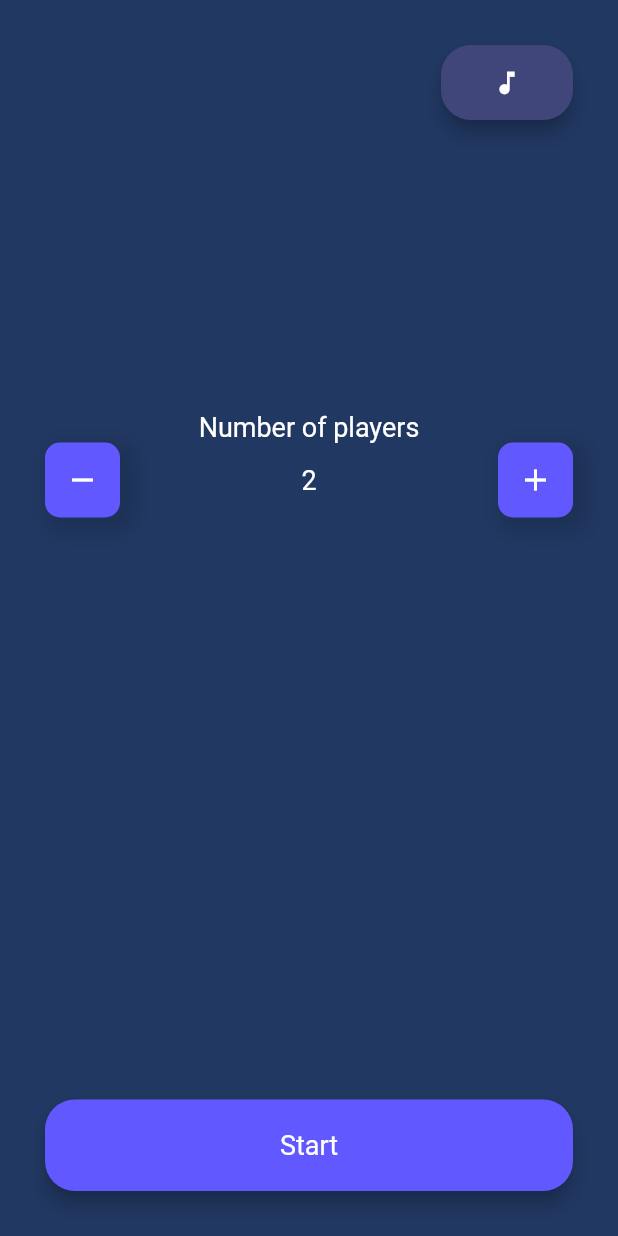
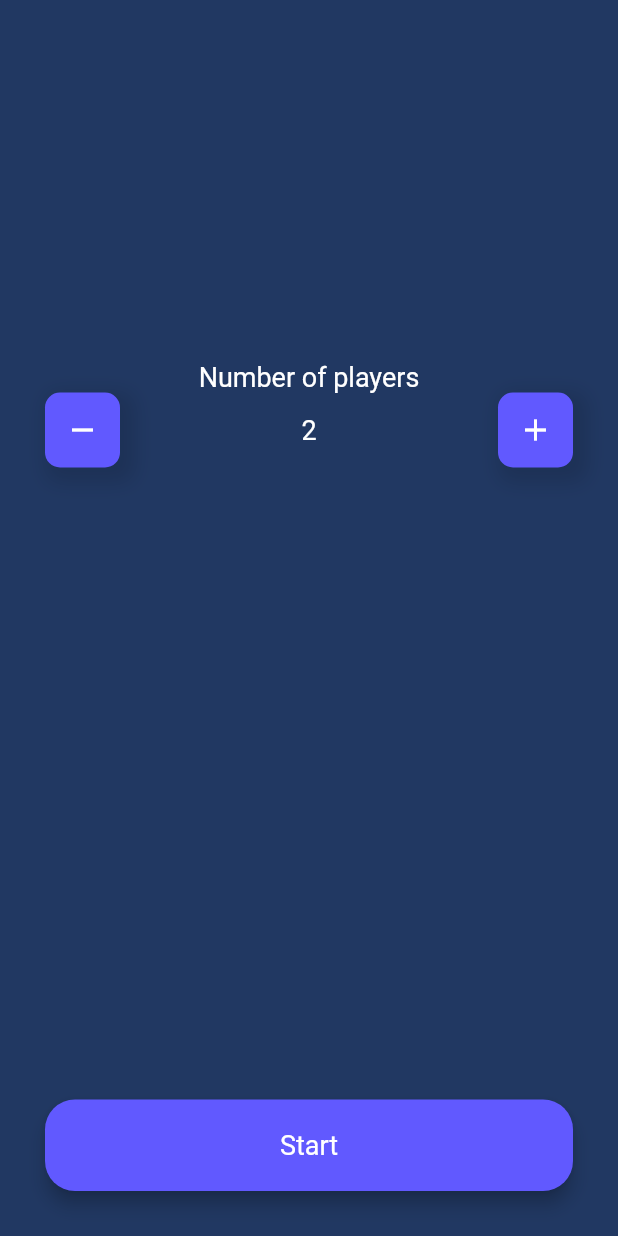
Before and after one commit to Sarathkrishnan/poojyam_vettu_flutter, a Flutter app: the screen it shows after launch, on a phone screen of 412 x 824 dp. Run offline on Flutter 3.47's test engine with Material 2 defaults, Android fonts, the light colour scheme and no system bars; our stand-ins replace google_fonts, lottie; Roboto replaces fonts that are missing (Amita).

Commit message:
project completed

```diff
--- a/lib/componets/dot.dart
+++ b/lib/componets/dot.dart
@@ -1,4 +1,5 @@
 import 'package:flutter/material.dart';
+import 'package:pooyam_vettu/constants/constants.dart';
 
 class Dot extends StatelessWidget {
   Dot({
@@ -11,7 +12,7 @@ class Dot extends StatelessWidget {
   @override
   Widget build(BuildContext context) {
     double deviceWidth = MediaQuery.of(context).size.width;
-    double deviceHeight = MediaQuery.of(context).size.height;
+
 
     return Container(
       alignment: Alignment.center,
@@ -21,7 +22,7 @@ class Dot extends StatelessWidget {
       margin: EdgeInsets.all(2),
       decoration: BoxDecoration(
         shape: BoxShape.circle,
-        color: isclosed ? Colors.green : Colors.yellow,
+        color: isclosed ? kBlue : Colors.yellow,
       ),
       child: !status
           ? Icon(
--- a/lib/logic/user.dart
+++ b/lib/logic/user.dart
@@ -1,7 +1,6 @@
-import 'dart:collection';
+
 import 'package:pooyam_vettu/constants/level.dart';
-import 'package:pooyam_vettu/logic/block.dart';
-import 'package:flutter/material.dart';
+
 
 class User {
   List allblocks = List();
--- a/lib/screens/game_board.dart
+++ b/lib/screens/game_board.dart
@@ -2,7 +2,6 @@ import 'package:flutter/material.dart';
 import 'package:pooyam_vettu/componets/dot.dart';
 import 'package:pooyam_vettu/constants/constants.dart';
 import 'package:pooyam_vettu/constants/level.dart';
-import 'package:lottie/lottie.dart';
 import 'package:pooyam_vettu/logic/user.dart';
 import 'package:pooyam_vettu/screens/winner.dart';
 
@@ -25,10 +24,9 @@ class _GameBoardState extends State<GameBoard> {
     allblocks.removeWhere((element) => element[0] == x && element[1] == y);
     print('removed');
     if (allblocks.isEmpty) {
-      Future.delayed(Duration(seconds: 2), () {
       print(widget.userNames);
       print(userMark);
-
+      Navigator.pop(context);
       Navigator.push(
         context,
         MaterialPageRoute(
@@ -38,7 +36,6 @@ class _GameBoardState extends State<GameBoard> {
           ),
         ),
       );
-      });
     }
   }
 
--- a/lib/screens/gameconfig.dart
+++ b/lib/screens/gameconfig.dart
@@ -1,7 +1,7 @@
 import 'package:flutter/material.dart';
 import 'package:pooyam_vettu/constants/constants.dart';
 import 'package:pooyam_vettu/screens/playernames.dart';
-import 'package:assets_audio_player/assets_audio_player.dart';
+
 
 class GameConfig extends StatefulWidget {
   static String id = 'GameConfig';
@@ -13,7 +13,7 @@ class GameConfig extends StatefulWidget {
 class _GameConfigState extends State<GameConfig> {
   int numberOfPlayers = 2;
   bool bgmStatus = true;
-  final assetsAudioPlayer = AssetsAudioPlayer();
+
   void increasePlayer() {
     setState(() {
       if (numberOfPlayers < 8) {
@@ -30,21 +30,13 @@ class _GameConfigState extends State<GameConfig> {
     });
   }
 
-  void pauseMusic() {
-    assetsAudioPlayer.playOrPause();
-    bgmStatus = !bgmStatus;
-  }
+
 
   @override
   void initState() {
     super.initState();
 
-    assetsAudioPlayer.open(
-      Audio("music/bgm.mp3"),
-      //autoPlay: true,
-      showNotification: true,
-      loopMode: LoopMode.single,
-    );
+
   }
 
   @override
@@ -58,27 +50,27 @@ class _GameConfigState extends State<GameConfig> {
             crossAxisAlignment: CrossAxisAlignment.center,
             mainAxisAlignment: MainAxisAlignment.spaceBetween,
             children: [
-              Align(
-                alignment: Alignment.centerRight,
-                child: RawMaterialButton(
-                  onPressed: () {
-                    setState(() {
-                      pauseMusic();
-                    });
-                  },
-                  elevation: 5.0,
-                  fillColor: kGrey,
-                  child: Icon( bgmStatus?
-                    Icons.music_note:Icons.music_off,
-                    color:Colors.white,
-                    size: 20.0,
-                  ),
-                  padding: EdgeInsets.all(15.0),
-                  shape: RoundedRectangleBorder(
-                    borderRadius: BorderRadius.circular(20),
-                  ),
-                ),
-              ),
+              // Align(
+              //   alignment: Alignment.centerRight,
+              //   child: RawMaterialButton(
+              //     onPressed: () {
+              //       setState(() {
+              //         pauseMusic();
+              //       });
+              //     },
+              //     elevation: 5.0,
+              //     fillColor: kGrey,
+              //     child: Icon( bgmStatus?
+              //       Icons.music_note:Icons.music_off,
+              //       color:Colors.white,
+              //       size: 20.0,
+              //     ),
+              //     padding: EdgeInsets.all(15.0),
+              //     shape: RoundedRectangleBorder(
+              //       borderRadius: BorderRadius.circular(20),
+              //     ),
+              //   ),
+              // ),
               Expanded(child: SizedBox()),
               Text(
                 'Number of players',
@@ -135,7 +127,7 @@ class _GameConfigState extends State<GameConfig> {
                 //color: kBlue,
                 onPressed: () {
                   // print(numberOfPlayers);
-
+                  Navigator.pop(context);
                   Navigator.push(
                     context,
                     MaterialPageRoute(
--- a/lib/screens/playernames.dart
+++ b/lib/screens/playernames.dart
@@ -94,6 +94,7 @@ class _PlayerListState extends State<PlayerList> {
                           for (var i = 0; i < widget.players; i++) {
                             userName.add(textFields[i].text);
                           }
+                          Navigator.pop(context);
                           Navigator.push(
                             context,
                             MaterialPageRoute(
--- a/pubspec.yaml
+++ b/pubspec.yaml
@@ -29,7 +29,6 @@ dependencies:
   # Use with the CupertinoIcons class for iOS style icons.
   cupertino_icons: ^1.0.0
   google_fonts: ^1.1.2
-  assets_audio_player: ^2.0.13+8
   lottie: ^0.7.0+1
 
 dev_dependencies:
@@ -51,7 +50,6 @@ flutter:
   assets:
     - images/
     - google_fonts/
-    - music/
     - lottie/
   #   - images/a_dot_ham.jpeg
 
```
Also changed, not shown: lib/model.dart (+0 -29 lines), lib/screens/splash.dart (+21 -7 lines), images/logo.png, 8 other files. Lines whose indentation alone changed are shown as unchanged.
